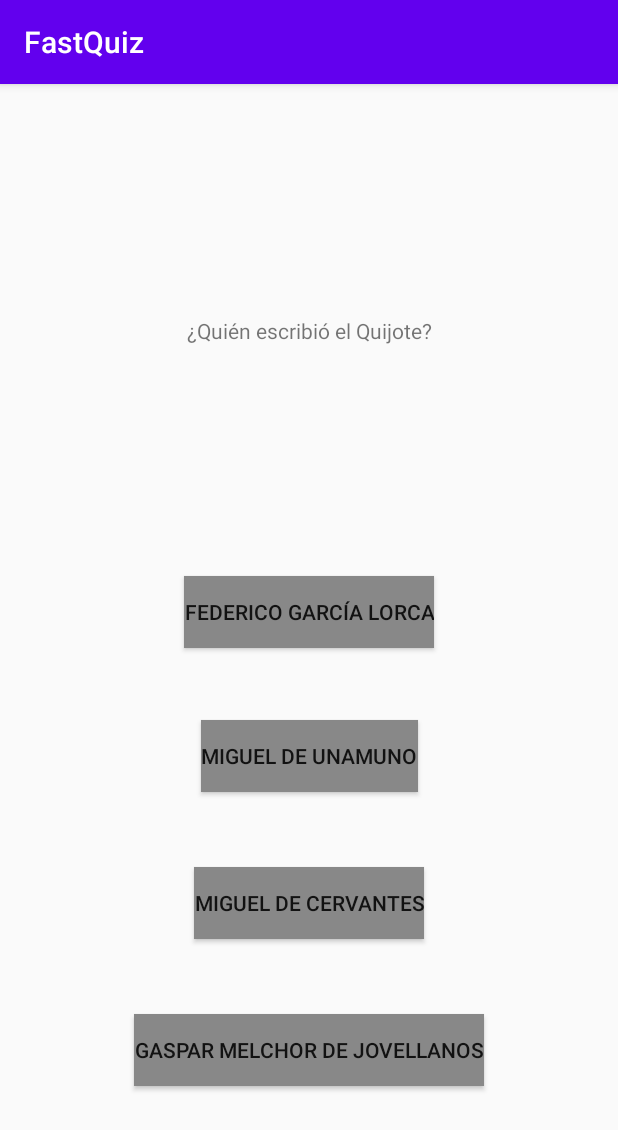
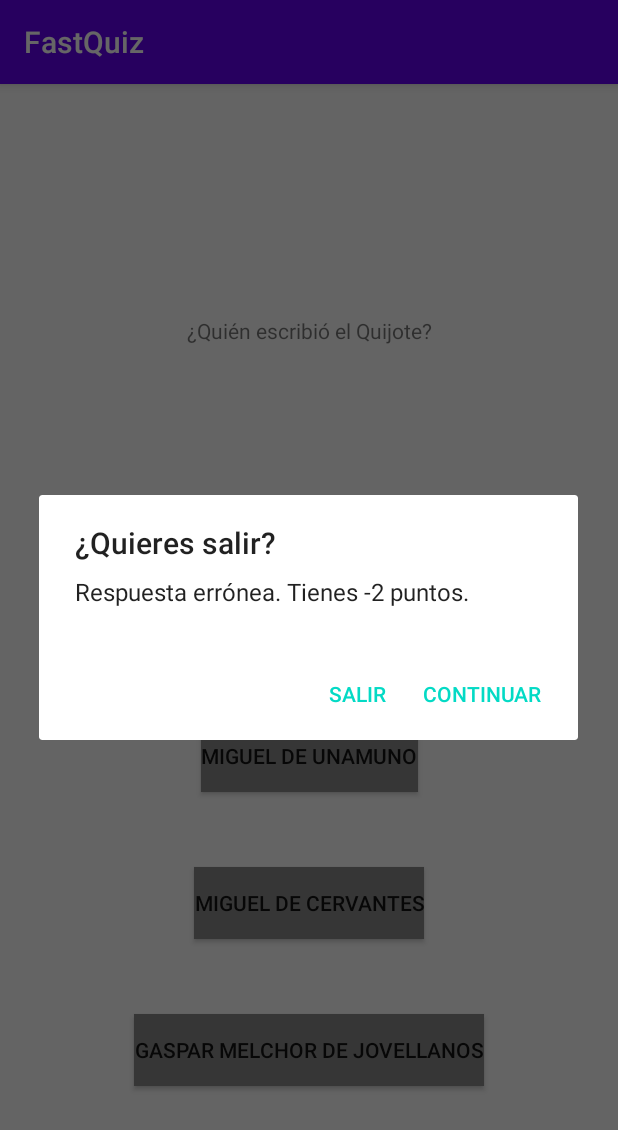
Before and after one commit to oscar-llury/FastQuiz-LDM20-21, an Android app: the Game screen opened directly, with no data from a screen before it, after a tap on "MADRID", on a phone screen of 412 x 824 dp. Shown: the top 1130 px of the screen. Run offline under Robolectric (Android 15) with nearby library versions, the phone set to English and light mode, and no system bars.

Commit message:
Show popUp dialog and int Score activity

```diff
--- a/app/src/main/AndroidManifest.xml
+++ b/app/src/main/AndroidManifest.xml
@@ -9,7 +9,8 @@
         android:roundIcon="@mipmap/ic_launcher_round"
         android:supportsRtl="true"
         android:theme="@style/AppTheme">
-        <activity android:name=".FinalScore"></activity>
+        <activity android:name=".Score"></activity>
+        <activity android:name=".FinalScore" />
         <activity android:name=".Game" />
         <activity android:name=".MainActivity">
             <intent-filter>
--- a/app/src/main/java/com/code/fastquiz/Game.java
+++ b/app/src/main/java/com/code/fastquiz/Game.java
@@ -1,6 +1,9 @@
 package com.code.fastquiz;
 
+import androidx.appcompat.app.AlertDialog;
 import androidx.appcompat.app.AppCompatActivity;
+import android.app.Dialog;
+import android.content.DialogInterface;
 import android.content.Intent;
 import android.graphics.Color;
 import android.os.Bundle;
@@ -9,7 +12,6 @@ import android.view.View;
 import android.widget.Button;
 import android.widget.TextView;
 import android.widget.Toast;
-
 import java.util.ArrayList;
 import java.util.Random;
 
@@ -21,6 +23,7 @@ public class Game extends AppCompatActivity {
     private boolean checking;
     private TextView question;
     private Player player;
+
     @Override
     protected void onCreate(Bundle savedInstanceState) {
         super.onCreate(savedInstanceState);
@@ -94,6 +97,8 @@ public class Game extends AppCompatActivity {
             this.player.increaseScore();
         }else{
             this.player.decreaseScore();
+
+            showPopUp();
         }
         Toast.makeText(this, "Puntos totales: " + this.player.getScore(), Toast.LENGTH_SHORT).show();
 
@@ -104,8 +109,10 @@ public class Game extends AppCompatActivity {
     }
 
     private void playGame(){
-        Random rnd = new Random(System.currentTimeMillis()*1000);
-        question_to_show = arrayQuestions.get((int) (rnd.nextDouble()*arrayQuestions.size()));
+
+        if(this.arrayQuestions.size()>0) {
+            Random rnd = new Random(System.currentTimeMillis() * 1000);
+            question_to_show = arrayQuestions.get((int) (rnd.nextDouble() * arrayQuestions.size()));
 
             answer1.setBackgroundColor(Color.GRAY);
             answer2.setBackgroundColor(Color.GRAY);
@@ -126,9 +133,32 @@ public class Game extends AppCompatActivity {
             answer2.setEnabled(true);
             answer3.setEnabled(true);
             answer4.setEnabled(true);
-
-
-
+        }else{
+            initScoreActivity();
+        }
     }
 
+    public Dialog showPopUp() {
+        androidx.appcompat.app.AlertDialog.Builder popUp = new AlertDialog.Builder(this);
+        popUp.setTitle(R.string.wrong_answer_title)
+                .setMessage("Respuesta errónea. Tienes "+this.player.getScore()+" puntos.")
+                .setPositiveButton(R.string.wrong_answer_continue, new DialogInterface.OnClickListener() {
+                    public void onClick(DialogInterface dialog, int id) {
+                        dialog.cancel();
                     }
+                })
+                .setNegativeButton(R.string.wrong_answer_exit, new DialogInterface.OnClickListener() {
+                    public void onClick(DialogInterface dialog, int id) {
+                        initScoreActivity();
+                    }
+                });
+        return popUp.show();
+    }
+
+    private void initScoreActivity(){
+        //star activitie score
+        //pput extra de score como int
+        Intent activity = new Intent(Game.this,Score.class);
+        startActivity(activity);
+    }
+}
--- a/app/src/main/res/values/strings.xml
+++ b/app/src/main/res/values/strings.xml
@@ -3,4 +3,9 @@
 
     <!-- activity_main -->
     <string name="star_game">Comenzar juego</string>
+
+    <string name="wrong_answer_title">¿Quieres salir?</string>
+    <string name="wrong_answer_exit">Salir</string>
+    <string name="wrong_answer_continue">Continuar</string>
+
 </resources>
```
Also changed, not shown: app/src/main/java/com/code/fastquiz/Score.java (added, +14 -0 lines), app/src/main/res/layout/activity_score.xml (added, +9 -0 lines). Lines whose indentation alone changed are shown as unchanged.
